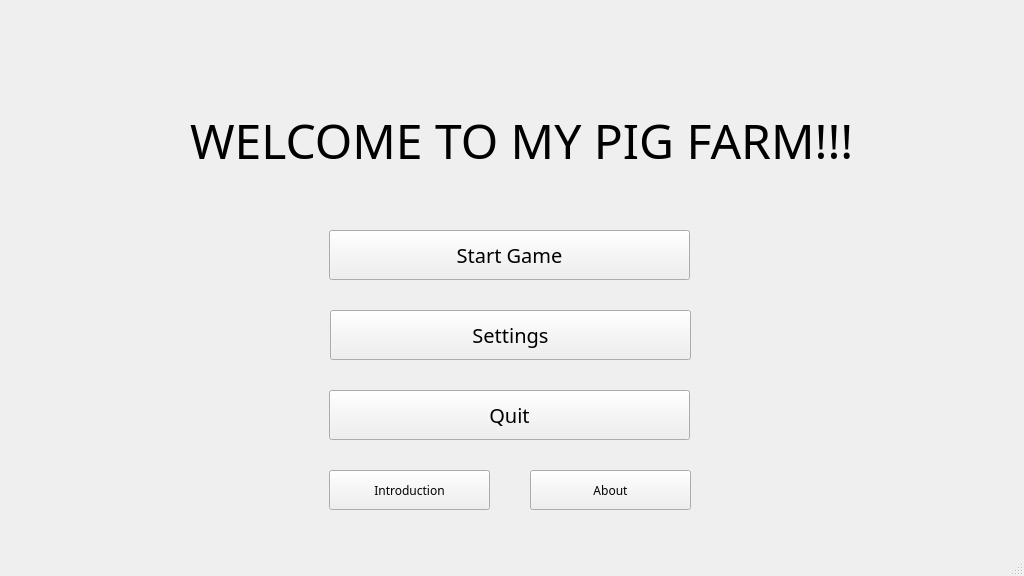
1ncrd/Farm, file HomeWindow.ui: the form before one commit.
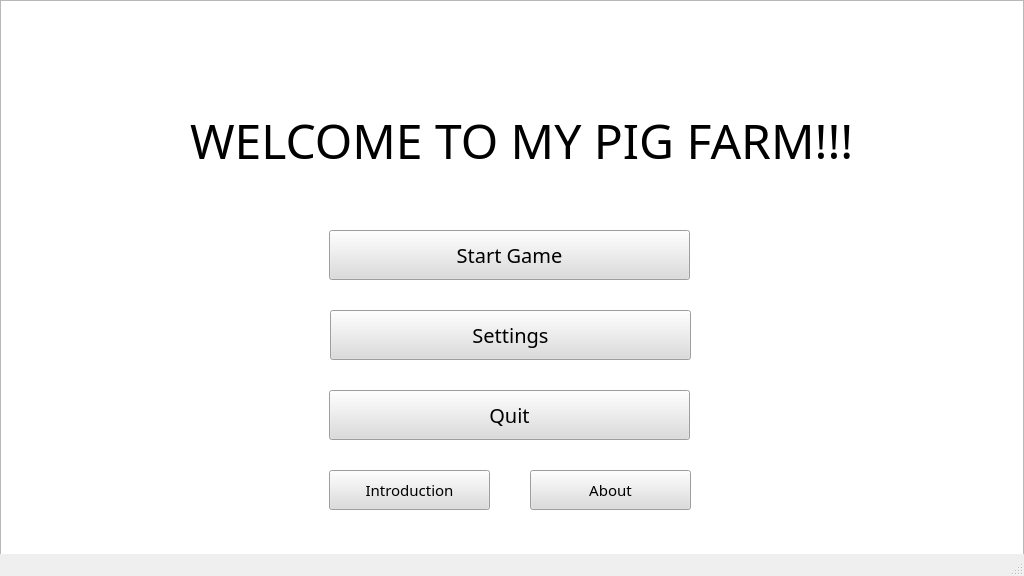
The form after the commit. Icons and pictures are not drawn. Custom widgets are drawn as their Qt base class.

Diff of the .ui file:
```diff
--- a/HomeWindow.ui
+++ b/HomeWindow.ui
@@ -28,6 +28,9 @@
   <property name="windowTitle">
    <string>The_initial_interface</string>
   </property>
+  <property name="styleSheet">
+   <string notr="true"/>
+  </property>
   <widget class="QWidget" name="centralwidget">
    <widget class="QLabel" name="label_pig_logo">
     <property name="geometry">
@@ -110,6 +113,9 @@
       <pointsize>15</pointsize>
      </font>
     </property>
+    <property name="styleSheet">
+     <string notr="true">background-color: rgb(220, 220, 220);</string>
+    </property>
     <property name="text">
      <string>Start Game</string>
     </property>
@@ -129,6 +135,9 @@
       <pointsize>15</pointsize>
      </font>
     </property>
+    <property name="styleSheet">
+     <string notr="true">background-color: rgb(220, 220, 220);</string>
+    </property>
     <property name="text">
      <string>Settings</string>
     </property>
@@ -148,6 +157,10 @@
       <pointsize>15</pointsize>
      </font>
     </property>
+    <property name="styleSheet">
+     <string notr="true">background-color: rgb(220, 220, 220);
+</string>
+    </property>
     <property name="text">
      <string>Quit</string>
     </property>
@@ -173,9 +186,12 @@
     <property name="font">
      <font>
       <family>Minecraft</family>
-      <pointsize>9</pointsize>
+      <pointsize>11</pointsize>
      </font>
     </property>
+    <property name="styleSheet">
+     <string notr="true">background-color: rgb(220, 220, 220);</string>
+    </property>
     <property name="text">
      <string>About</string>
     </property>
@@ -192,13 +208,37 @@
     <property name="font">
      <font>
       <family>Minecraft</family>
-      <pointsize>9</pointsize>
+      <pointsize>11</pointsize>
      </font>
     </property>
+    <property name="styleSheet">
+     <string notr="true">background-color: rgb(220, 220, 220);</string>
+    </property>
     <property name="text">
      <string>Introduction</string>
     </property>
    </widget>
+   <widget class="QListView" name="listView">
+    <property name="geometry">
+     <rect>
+      <x>0</x>
+      <y>0</y>
+      <width>1024</width>
+      <height>576</height>
+     </rect>
+    </property>
+    <property name="styleSheet">
+     <string notr="true">border-image: url(:/Resources/Picture/View.png);</string>
+    </property>
+   </widget>
+   <zorder>listView</zorder>
+   <zorder>label_pig_logo</zorder>
+   <zorder>label_title_welcome</zorder>
+   <zorder>pushButton_start_game</zorder>
+   <zorder>pushButton_setting</zorder>
+   <zorder>pushButton_quit</zorder>
+   <zorder>pushButton_about</zorder>
+   <zorder>pushButton_introduction</zorder>
   </widget>
   <widget class="QMenuBar" name="menubar">
    <property name="geometry">
@@ -212,6 +252,13 @@
   </widget>
   <widget class="QStatusBar" name="statusbar"/>
  </widget>
+ <customwidgets>
+  <customwidget>
+   <class>MyPushButton</class>
+   <extends>QPushButton</extends>
+   <header location="global">MyPushButton.hpp</header>
+  </customwidget>
+ </customwidgets>
  <resources/>
  <connections/>
 </ui>
```
Left out of the diff: 12 changed lines with no effect on the pictures.
